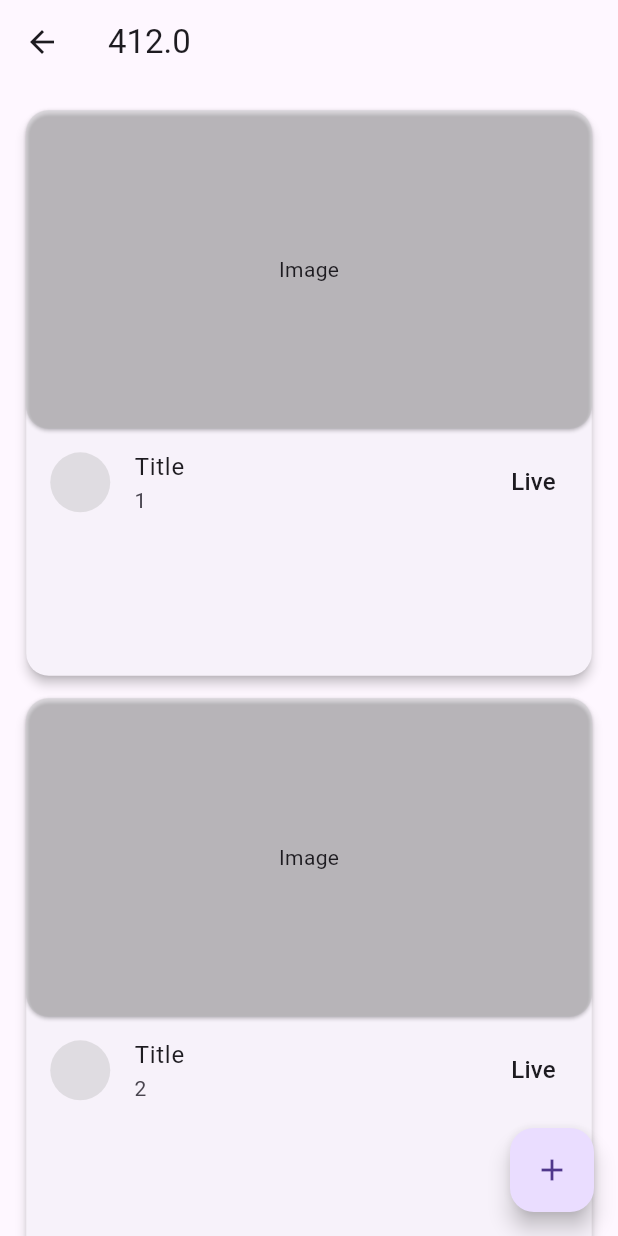
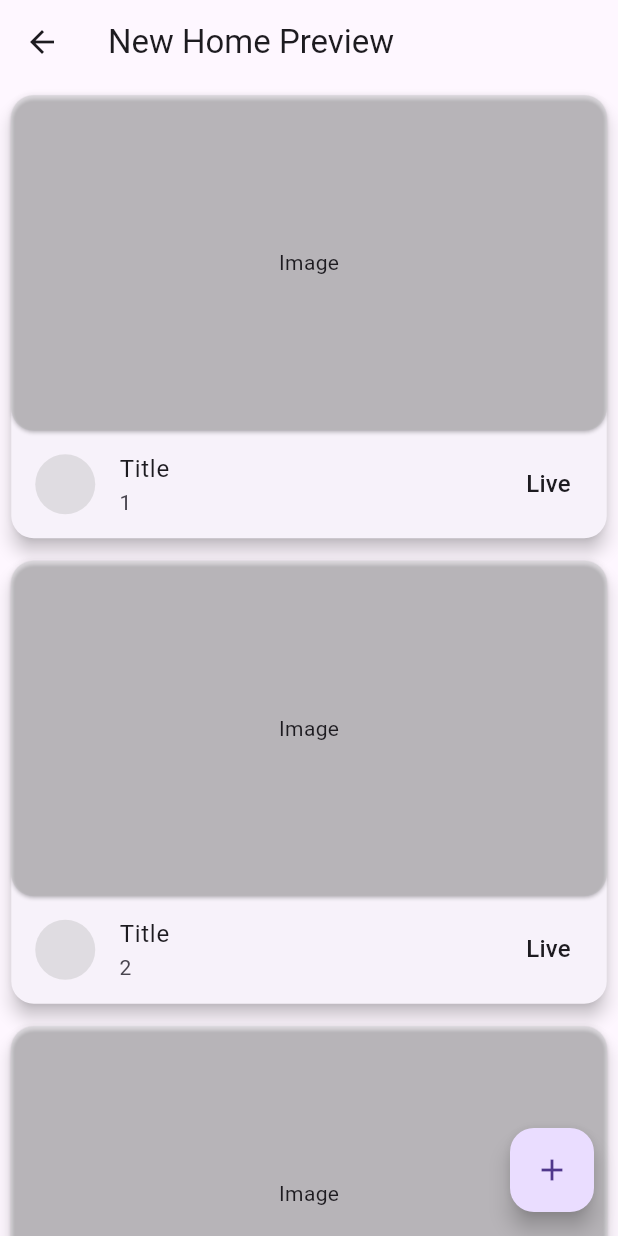
Before and after one commit to Xmarmalade/ice_live_viewer, a Flutter app: the HomePageScaffold screen opened directly, on a phone screen of 412 x 824 dp. Run offline on Flutter 3.47's test engine with Material 2 defaults, Android fonts, the phone set to English and light mode, and no system bars; our stand-ins replace chewie, shared_preferences, video_player; missing offline and left inert: dart_vlc; accounts and stored records are empty.

Commit message:
add flutter_staggered_grid_view

```diff
--- a/lib/main.dart
+++ b/lib/main.dart
@@ -19,7 +19,7 @@ class MyApp extends StatelessWidget {
       title: 'IceLiveViewer',
       theme: MyTheme().lightThemeData,
       darkTheme: MyTheme().darkThemeData,
-      home: kDebugMode ? NewHome() : Home(),
+      home: /* kDebugMode ? NewHome() : */ Home(),
     );
   }
 }
--- a/lib/pages/newhome.dart
+++ b/lib/pages/newhome.dart
@@ -1,4 +1,5 @@
 import 'package:flutter/material.dart';
+import 'package:flutter_staggered_grid_view/flutter_staggered_grid_view.dart';
 import 'package:provider/provider.dart';
 
 class NewHome extends StatelessWidget {
@@ -30,7 +31,7 @@ class _HomePageScaffoldState extends State<HomePageScaffold> {
     double screenWidth = MediaQuery.of(context).size.width;
     return Scaffold(
       appBar: AppBar(
-        title: Text("$screenWidth"),
+        title: const Text("New Home Preview"),
       ),
       floatingActionButton:
           HomePageAddButton(controller: controller, counter: counter),
@@ -51,18 +52,14 @@ class HomePageGridView extends StatelessWidget {
 
   @override
   Widget build(BuildContext context) {
-    return GridView.builder(
-      shrinkWrap: true,
-      padding: const EdgeInsets.all(10),
-      gridDelegate: SliverGridDelegateWithFixedCrossAxisCount(
-        crossAxisCount: screenWidth > 1280
-            ? 4
-            : (screenWidth > 960 ? 3 : (screenWidth > 640 ? 2 : 1)),
-      ),
+    return MasonryGridView.count(
+      crossAxisCount: screenWidth > 1280
+          ? 4
+          : (screenWidth > 960 ? 3 : (screenWidth > 640 ? 2 : 1)),
       itemCount: counter.rooms.length,
       itemBuilder: (context, index) {
         return Card(
-          elevation: 3,
+          elevation: 5,
           margin: const EdgeInsets.fromLTRB(7.5, 7.5, 7.5, 7.5),
           shape: RoundedRectangleBorder(
             borderRadius: BorderRadius.circular(15.0),
@@ -90,12 +87,12 @@ class HomePageGridView extends StatelessWidget {
                 AspectRatio(
                   aspectRatio: 16 / 9,
                   child: Card(
-                    margin: EdgeInsets.all(0),
+                    margin: const EdgeInsets.all(0),
                     shape: RoundedRectangleBorder(
                       borderRadius: BorderRadius.circular(15.0),
                     ),
                     color: Theme.of(context).highlightColor,
-                    child: Center(
+                    child: const Center(
                       child: Text("Image"),
                     ),
                   ),
@@ -105,12 +102,12 @@ class HomePageGridView extends StatelessWidget {
                     //radius: 24,
                     backgroundColor: Theme.of(context).highlightColor,
                   ),
-                  title: Text(
+                  title: const Text(
                     "Title",
                     //style: Theme.of(context).textTheme.headline6,
                   ),
                   subtitle: Text(
-                    "${counter.rooms[index]}",
+                    counter.rooms[index],
                     //style: Theme.of(context).textTheme.subtitle1,
                   ),
                   trailing: Text(
--- a/pubspec.yaml
+++ b/pubspec.yaml
@@ -38,6 +38,7 @@ dependencies:
       ref: master
   web_socket_channel: ^2.2.0
   url_launcher: ^6.1.5
+  flutter_staggered_grid_view: ^0.6.2
   provider: ^6.0.3
   video_player: ^2.4.7
   chewie: ^1.3.4
```
